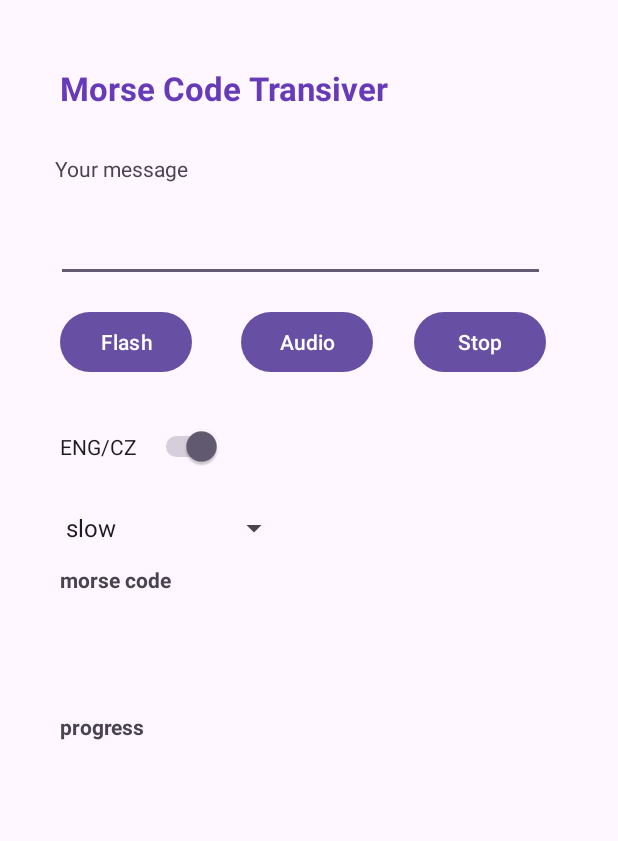
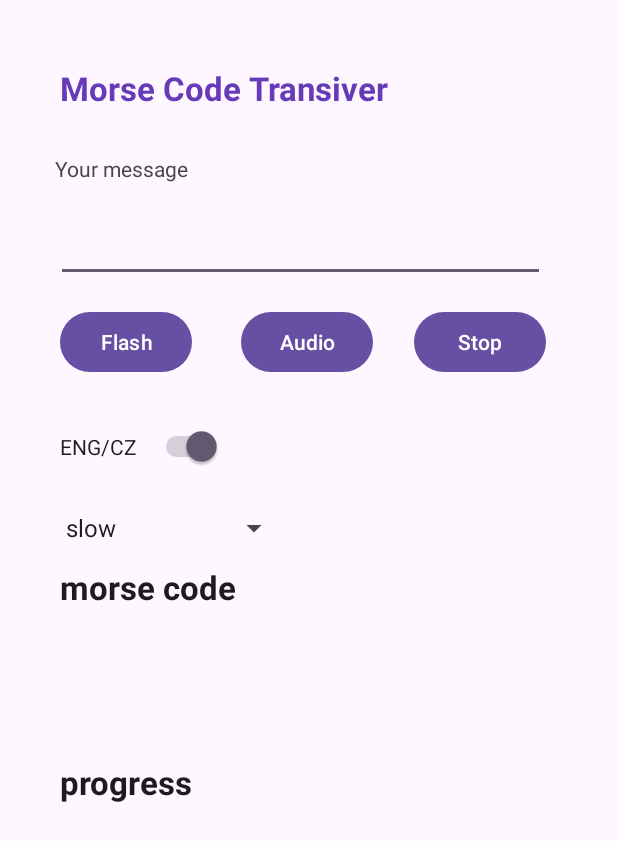
Before and after one commit to MrToxc/MorseCodeApp, an Android app: the screen it shows after launch (MainActivity), after a tap on "Audio", on a phone screen of 412 x 824 dp. Shown: the top 841 px of the screen. Run offline under Robolectric (Android 15) with nearby library versions, the phone set to English and light mode, and no system bars; 3 other taps on this screen came first.

Commit message:
morse code now shows instantly, I also made the text bigger

```diff
--- a/app/src/main/java/com/example/morsecode/MainActivity.java
+++ b/app/src/main/java/com/example/morsecode/MainActivity.java
@@ -50,6 +50,7 @@ public class MainActivity extends AppCompatActivity {
         switchLenguage = findViewById(R.id.switchLanguage);
         progressText = findViewById(R.id.progressText);
         flash.setCameraManager((CameraManager) getSystemService(Context.CAMERA_SERVICE));
+        translator.setMorseCodeView(findViewById(R.id.morseCodeView));
 
         ArrayAdapter<CharSequence>adapter = ArrayAdapter.createFromResource(this, R.array.speedModifiers, android.R.layout.simple_spinner_item);
         adapter.setDropDownViewResource(android.R.layout.simple_spinner_item);
--- a/app/src/main/java/com/example/morsecode/Translator.java
+++ b/app/src/main/java/com/example/morsecode/Translator.java
@@ -1,4 +1,7 @@
 package com.example.morsecode;
+
+import android.view.View;
+import android.widget.TextView;
 
 import java.util.ArrayList;
 import java.util.HashMap;
@@ -8,6 +11,11 @@ import java.util.Objects;
 //This class is used to translate letters into morse code
 public class Translator {
     HashMap<Character, List<MorseCodeSymbols>> hashMap = new HashMap<>();
+    private TextView morseCodeView;
+
+    public void setMorseCodeView(TextView morseCodeView) {
+        this.morseCodeView = morseCodeView;
+    }
 
     public Translator() {
         hashMap.put('a', List.of(MorseCodeSymbols.DOT, MorseCodeSymbols.LINE));
@@ -60,11 +68,25 @@ public class Translator {
     public ArrayList<MorseCodeSymbols> stringToMorseCode(final String inputMessage) {
         ArrayList<MorseCodeSymbols> morseCode = new ArrayList<>();
         char[] arrayInput = inputMessage.toLowerCase().toCharArray();
-        for (char c : arrayInput) {
-            morseCode.addAll(Objects.requireNonNull(hashMap.get(c)));
-            morseCode.add(MorseCodeSymbols.SEPARATOR);
+        for (int i = 0; i < arrayInput.length; i++) {
+            morseCode.addAll(Objects.requireNonNull(hashMap.get(arrayInput[i])));
+            if (i > 0) {
+                if (arrayInput[i] != ' ' && arrayInput[i] != '.' && arrayInput[i - 1] != ' ' && arrayInput[i - 1] != '.') {
+                    morseCode.add(MorseCodeSymbols.SEPARATOR);
+                }
+            } else if (arrayInput[i] != ' ' && arrayInput[i] != '.') {
+                morseCode.add(MorseCodeSymbols.SEPARATOR);
+            }
         }
+        if (morseCode.size() > 0) {
         morseCode.remove(morseCode.size() - 1);
+        }
+        String morseCodeViewString = "";
+        for (MorseCodeSymbols symbol : morseCode) {
+            morseCodeViewString += symbol.toString();
+        }
+        morseCodeView.setText(morseCodeViewString);
+
         return morseCode;
     }
 
--- a/app/src/main/res/layout/activity_main.xml
+++ b/app/src/main/res/layout/activity_main.xml
@@ -96,29 +96,32 @@
         app:layout_constraintTop_toTopOf="parent" />
 
     <TextView
-        android:id="@+id/textView3"
-        android:layout_width="330dp"
-        android:layout_height="36dp"
+        android:id="@+id/morseCodeView"
+        android:layout_width="329dp"
+        android:layout_height="64dp"
         android:layout_marginStart="40dp"
+        android:textAppearance="@style/TextAppearance.AppCompat.Display2"
         app:layout_constraintStart_toStartOf="parent"
         app:layout_constraintTop_toBottomOf="@+id/morseCodeLabel" />
 
     <TextView
         android:id="@+id/morseCodeLabel"
-        android:layout_width="119dp"
-        android:layout_height="26dp"
+        android:layout_width="141dp"
+        android:layout_height="30dp"
         android:layout_marginStart="40dp"
         android:layout_marginTop="12dp"
         android:text="morse code"
+        android:textAppearance="@style/TextAppearance.AppCompat.Large"
         android:textStyle="bold"
         app:layout_constraintStart_toStartOf="parent"
         app:layout_constraintTop_toBottomOf="@+id/spinner" />
 
     <TextView
         android:id="@+id/progressText"
-        android:layout_width="330dp"
-        android:layout_height="36dp"
+        android:layout_width="338dp"
+        android:layout_height="58dp"
         android:layout_marginStart="40dp"
+        android:textAppearance="@style/TextAppearance.AppCompat.Display2"
         app:layout_constraintBottom_toBottomOf="parent"
         app:layout_constraintStart_toStartOf="parent"
         app:layout_constraintTop_toBottomOf="@+id/progressLabel"
@@ -126,13 +129,14 @@
 
     <TextView
         android:id="@+id/progressLabel"
-        android:layout_width="wrap_content"
-        android:layout_height="wrap_content"
+        android:layout_width="105dp"
+        android:layout_height="35dp"
         android:layout_marginStart="40dp"
         android:layout_marginTop="36dp"
         android:text="progress"
+        android:textAppearance="@style/TextAppearance.AppCompat.Large"
         android:textStyle="bold"
         app:layout_constraintStart_toStartOf="parent"
-        app:layout_constraintTop_toBottomOf="@+id/textView3" />
+        app:layout_constraintTop_toBottomOf="@+id/morseCodeView" />
 
 </androidx.constraintlayout.widget.ConstraintLayout>
```
